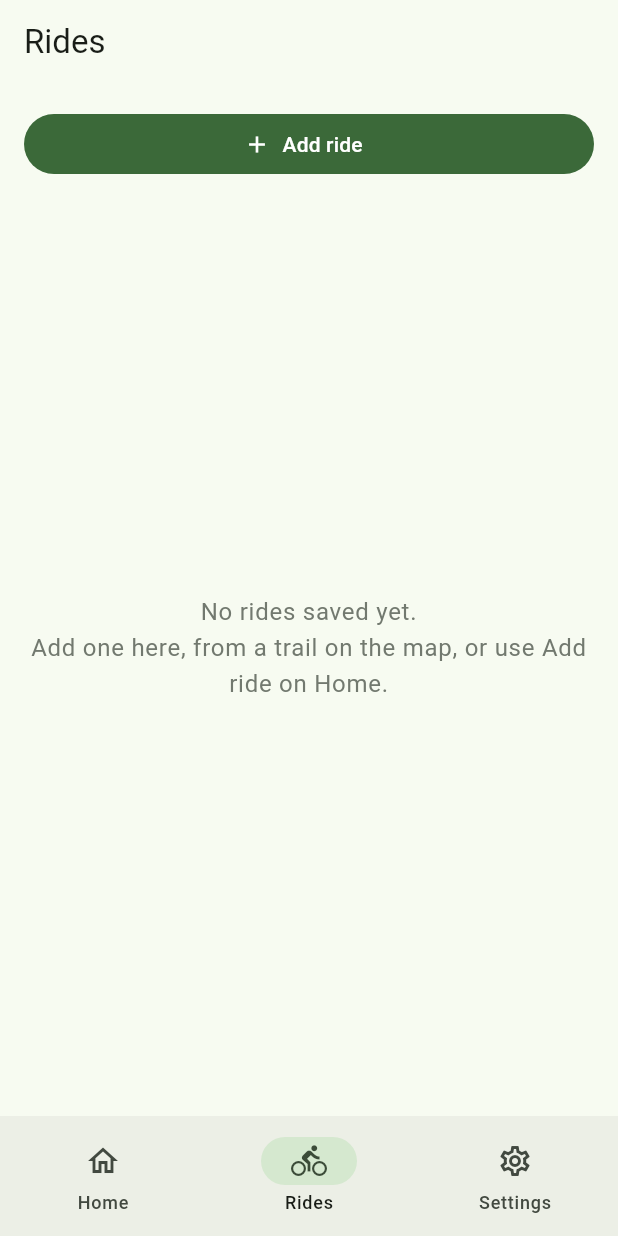
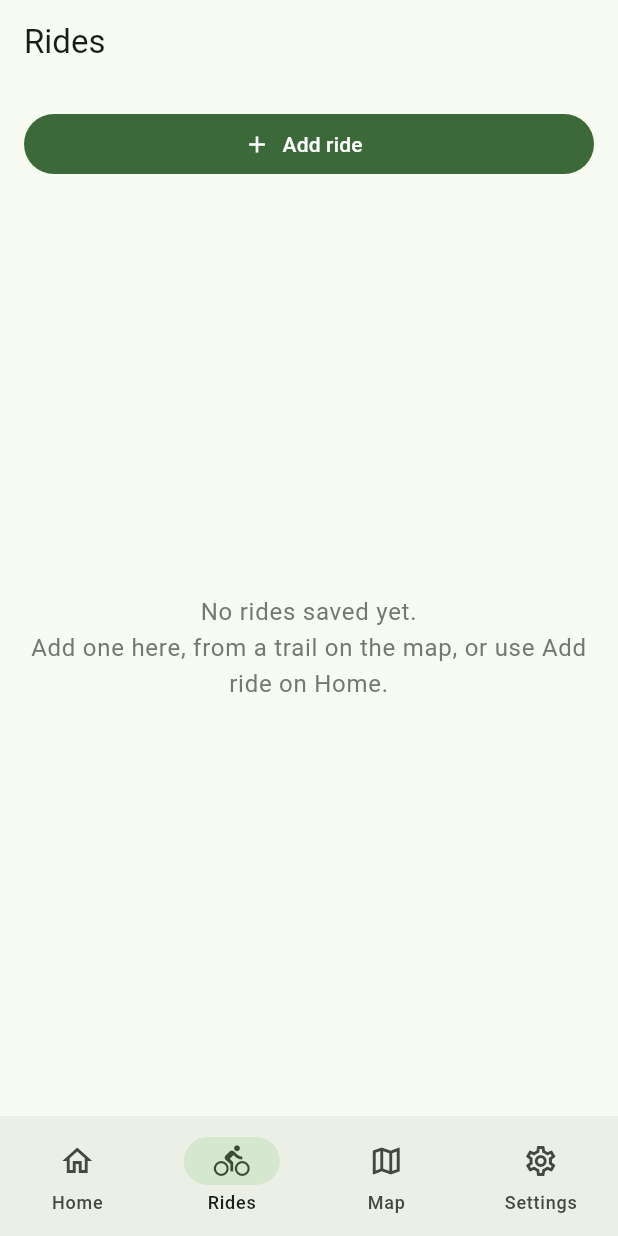
Before and after one commit to David-gor/mtb_app, a Flutter app: the screen it shows after launch, item 2 of the bottom bar chosen, on a phone screen of 412 x 824 dp. Run offline on Flutter 3.47's test engine with Material 3 defaults, Android fonts, the phone set to English and light mode, and no system bars; our stand-ins replace flutter_map, geolocator, latlong2, shared_preferences.

Commit message:
Sync my latest work

```diff
--- a/wildhorizon/lib/main.dart
+++ b/wildhorizon/lib/main.dart
@@ -795,68 +795,6 @@ class _HomeScreenState extends State<HomeScreen> {
     }
   }
 
-  Future<void> _showEditAreaDialog() async {
-    final areaController = TextEditingController(text: _areaName);
-    final radiusController = TextEditingController(
-      text: _radiusMiles.toStringAsFixed(0),
-    );
-
-    final result = await showDialog<(String, double)>(
-      context: context,
-      builder: (context) {
-        return AlertDialog(
-          title: const Text('Edit trail search area'),
-          content: Column(
-            mainAxisSize: MainAxisSize.min,
-            children: [
-              TextField(
-                controller: areaController,
-                decoration: const InputDecoration(
-                  labelText: 'Location',
-                  hintText: 'Example: Fremont Older Preserve, Bay Area',
-                ),
-              ),
-              const SizedBox(height: 12),
-              TextField(
-                controller: radiusController,
-                keyboardType: const TextInputType.numberWithOptions(
-                  decimal: true,
-                ),
-                decoration: const InputDecoration(
-                  labelText: 'Radius (miles)',
-                  hintText: 'Example: 50',
-                ),
-              ),
-            ],
-          ),
-          actions: [
-            TextButton(
-              onPressed: () => Navigator.of(context).pop(),
-              child: const Text('Cancel'),
-            ),
-            FilledButton(
-              onPressed: () {
-                final area = areaController.text.trim();
-                final radius = double.tryParse(radiusController.text.trim());
-                if (area.isNotEmpty && radius != null && radius > 0) {
-                  Navigator.of(context).pop((area, radius));
-                }
-              },
-              child: const Text('Save'),
-            ),
-          ],
-        );
-      },
-    );
-
-    if (result != null) {
-      setState(() {
-        _areaName = result.$1;
-        _radiusMiles = result.$2;
-      });
-      await _loadTrails();
-    }
-  }
 
   Future<void> _loadTrails() async {
     setState(() {
@@ -1019,10 +957,6 @@ out geom;
               leading: const Icon(Icons.place_outlined),
               title: const Text('Trail search area'),
               subtitle: Text('$_areaName ($radiusLabel-mile radius)'),
-              trailing: TextButton(
-                onPressed: _showEditAreaDialog,
-                child: const Text('Edit'),
-              ),
             ),
           ),
           const SizedBox(height: 12),
@@ -1047,81 +981,19 @@ out geom;
             style: Theme.of(context).textTheme.bodySmall,
           ),
           const SizedBox(height: 8),
-          Row(
-            children: [
-              Expanded(
-                child: ElevatedButton.icon(
+          ElevatedButton.icon(
             onPressed: _showAddRideDialog,
             icon: const Icon(Icons.add_road),
             label: const Text('Add ride'),
           ),
-              ),
-              const SizedBox(width: 8),
-              Expanded(
-                child: FilledButton.tonalIcon(
-                  onPressed: _showBrowseTrailsSheet,
-                  icon: const Icon(Icons.list_alt_outlined),
-                  label: const Text('Browse trails'),
-                ),
-              ),
-            ],
-          ),
-          const SizedBox(height: 8),
-          Autocomplete<TrailData>(
-            displayStringForOption: (trail) => trail.name,
-            optionsBuilder: (TextEditingValue value) {
-              final q = value.text.trim().toLowerCase();
-              if (q.isEmpty || _trails.isEmpty) {
-                return const Iterable<TrailData>.empty();
-              }
-              final list = _trails
-                  .where((t) => t.name.toLowerCase().contains(q))
-                  .toList();
-              list.sort(
-                (a, b) =>
-                    a.name.toLowerCase().compareTo(b.name.toLowerCase()),
-              );
-              return list.take(20);
-            },
-            onSelected: (trail) {
-              _focusTrailOnMap(trail);
-              FocusManager.instance.primaryFocus?.unfocus();
-            },
-            fieldViewBuilder:
-                (context, textController, focusNode, onFieldSubmitted) {
-              return TextField(
-                controller: textController,
-                focusNode: focusNode,
-                textInputAction: TextInputAction.search,
-                decoration: InputDecoration(
-                  labelText: 'Search trail on map',
-                  hintText: 'Type name, choose a suggestion, or press search',
-                  border: const OutlineInputBorder(),
-                  prefixIcon: const Icon(Icons.search),
-                  suffixIcon: textController.text.isEmpty
-                      ? null
-                      : IconButton(
-                          tooltip: 'Clear',
-                          icon: const Icon(Icons.clear),
-                          onPressed: () {
-                            textController.clear();
-                            setState(() {});
-                          },
-                        ),
-                ),
-                onChanged: (_) => setState(() {}),
-                onSubmitted: (value) {
-                  _tryFocusTrailFromSearchQuery(value);
-                  FocusManager.instance.primaryFocus?.unfocus();
-                },
-              );
-            },
-          ),
-          const SizedBox(height: 12),
-          Expanded(
-            child: ClipRRect(
-              borderRadius: BorderRadius.circular(12),
-              child: Stack(
+        ],
+      ),
+    );
+  }
+
+  Widget _buildMapTab(BuildContext context, String radiusLabel) {
+    final statusBarH = MediaQuery.of(context).padding.top;
+    return Stack(
       children: [
         FlutterMap(
           mapController: _mapController,
@@ -1151,8 +1023,7 @@ out geom;
           ),
           children: [
             TileLayer(
-                        urlTemplate:
-                            'https://tile.openstreetmap.org/{z}/{x}/{y}.png',
+              urlTemplate: 'https://tile.openstreetmap.org/{z}/{x}/{y}.png',
               userAgentPackageName: 'com.example.wildhorizon',
             ),
             CircleLayer(
@@ -1223,7 +1094,7 @@ out geom;
             ),
           ),
         Positioned(
-                    top: 12,
+          top: statusBarH + 128,
           left: 12,
           child: Card(
             color: Colors.white.withAlpha(230),
@@ -1233,13 +1104,17 @@ out geom;
                 IconButton(
                   onPressed: _zoomIn,
                   tooltip: 'Zoom in',
-                            icon: const Icon(Icons.add),
+                  icon: const Icon(Icons.add, size: 18),
+                  padding: const EdgeInsets.all(6),
+                  constraints: const BoxConstraints(),
                 ),
                 const Divider(height: 1),
                 IconButton(
                   onPressed: _zoomOut,
                   tooltip: 'Zoom out',
-                            icon: const Icon(Icons.remove),
+                  icon: const Icon(Icons.remove, size: 18),
+                  padding: const EdgeInsets.all(6),
+                  constraints: const BoxConstraints(),
                 ),
               ],
             ),
@@ -1248,19 +1123,14 @@ out geom;
         if (_trailCompletionTarget != null)
           Positioned(
             left: 56,
-                      right: 120,
-                      top: 8,
+            right: 8,
+            top: statusBarH + 128,
             child: Material(
               elevation: 4,
               borderRadius: BorderRadius.circular(8),
-                        color: Theme.of(
-                          context,
-                        ).colorScheme.surfaceContainerHighest,
+              color: Theme.of(context).colorScheme.surfaceContainerHighest,
               child: Padding(
-                          padding: const EdgeInsets.symmetric(
-                            horizontal: 8,
-                            vertical: 6,
-                          ),
+                padding: const EdgeInsets.symmetric(horizontal: 8, vertical: 6),
                 child: Row(
                   children: [
                     Icon(
@@ -1276,9 +1146,7 @@ out geom;
                             : 'Go to the start of "${_trailCompletionTarget!.name}"',
                         maxLines: 2,
                         overflow: TextOverflow.ellipsis,
-                                  style: Theme.of(
-                                    context,
-                                  ).textTheme.labelMedium,
+                        style: Theme.of(context).textTheme.labelMedium,
                       ),
                     ),
                     TextButton(
@@ -1291,15 +1159,12 @@ out geom;
             ),
           ),
         Positioned(
-                    top: 12,
+          top: statusBarH + 128,
           right: 12,
           child: Card(
             color: Colors.white.withAlpha(230),
             child: Padding(
-                        padding: const EdgeInsets.symmetric(
-                          horizontal: 10,
-                          vertical: 6,
-                        ),
+              padding: const EdgeInsets.symmetric(horizontal: 10, vertical: 6),
               child: Text(
                 '${_trails.length} bike trails in $radiusLabel-mile radius',
                 style: const TextStyle(fontWeight: FontWeight.w600),
@@ -1332,8 +1197,7 @@ out geom;
                         Padding(
                           padding: const EdgeInsets.only(top: 2),
                           child: Row(
-                                      crossAxisAlignment:
-                                          CrossAxisAlignment.center,
+                            crossAxisAlignment: CrossAxisAlignment.center,
                             children: [
                               _trailDifficultyLegendSwatch(tier),
                               const SizedBox(width: 6),
@@ -1344,39 +1208,205 @@ out geom;
                       Padding(
                         padding: const EdgeInsets.only(top: 4),
                         child: Row(
-                                    crossAxisAlignment:
-                                        CrossAxisAlignment.start,
+                          crossAxisAlignment: CrossAxisAlignment.start,
                           children: [
                             _trailDifficultyLegendSwatch(-1),
                             const SizedBox(width: 6),
-                                      const Expanded(
+                            const Expanded(child: Text('Unrated')),
+                          ],
+                        ),
+                      ),
+                    ],
+                  ),
+                ),
+              ),
+            ),
+          ),
+        ),
+        if (_trailError != null)
+          Positioned(
+            bottom: 8,
+            left: 8,
+            right: 8,
+            child: Card(
+              color: Theme.of(context).colorScheme.errorContainer,
+              child: Padding(
+                padding: const EdgeInsets.all(8),
                 child: Text(
-                                          'Unrated',
-                                        ),
-                                      ),
-                                    ],
-                                  ),
-                                ),
-                              ],
-                            ),
-                          ),
-                        ),
-                      ),
-                    ),
-                  ),
-                ],
-              ),
-            ),
-          ),
-          if (_trailError != null) ...[
-            const SizedBox(height: 8),
-            Text(
                   _trailError!,
                   style: TextStyle(color: Theme.of(context).colorScheme.error),
                 ),
-          ],
-        ],
-      ),
+              ),
+            ),
+          ),
+        Positioned(
+          top: statusBarH + 8,
+          left: 8,
+          right: 8,
+          child: Column(
+            crossAxisAlignment: CrossAxisAlignment.stretch,
+            children: [
+              Row(
+                children: [
+                  Expanded(
+                    child: Material(
+                      elevation: 4,
+                      borderRadius: BorderRadius.circular(28),
+                      color: Theme.of(context).colorScheme.surface,
+                      child: Autocomplete<TrailData>(
+                        displayStringForOption: (trail) => trail.name,
+                        optionsBuilder: (TextEditingValue value) {
+                          final q = value.text.trim().toLowerCase();
+                          if (q.isEmpty || _trails.isEmpty) {
+                            return const Iterable<TrailData>.empty();
+                          }
+                          final list = _trails
+                              .where((t) => t.name.toLowerCase().contains(q))
+                              .toList();
+                          list.sort(
+                            (a, b) => a.name
+                                .toLowerCase()
+                                .compareTo(b.name.toLowerCase()),
+                          );
+                          return list.take(20);
+                        },
+                        onSelected: (trail) {
+                          _focusTrailOnMap(trail);
+                          FocusManager.instance.primaryFocus?.unfocus();
+                        },
+                        fieldViewBuilder: (
+                          context,
+                          textController,
+                          focusNode,
+                          onFieldSubmitted,
+                        ) {
+                          return TextField(
+                            controller: textController,
+                            focusNode: focusNode,
+                            textInputAction: TextInputAction.search,
+                            decoration: InputDecoration(
+                              hintText: 'Search trails...',
+                              border: OutlineInputBorder(
+                                borderRadius: BorderRadius.circular(28),
+                                borderSide: BorderSide.none,
+                              ),
+                              filled: true,
+                              fillColor: Colors.transparent,
+                              prefixIcon: const Icon(Icons.search, size: 18),
+                              suffixIcon: textController.text.isEmpty
+                                  ? null
+                                  : IconButton(
+                                      tooltip: 'Clear',
+                                      icon: const Icon(Icons.clear, size: 16),
+                                      onPressed: () {
+                                        textController.clear();
+                                        setState(() {});
+                                      },
+                                    ),
+                              contentPadding: const EdgeInsets.symmetric(
+                                horizontal: 14,
+                                vertical: 10,
+                              ),
+                            ),
+                            onChanged: (_) => setState(() {}),
+                            onSubmitted: (value) {
+                              _tryFocusTrailFromSearchQuery(value);
+                              FocusManager.instance.primaryFocus?.unfocus();
+                            },
+                          );
+                        },
+                      ),
+                    ),
+                  ),
+                  const SizedBox(width: 8),
+                  FilledButton.icon(
+                    onPressed: _showBrowseTrailsSheet,
+                    icon: const Icon(Icons.list_alt_outlined, size: 16),
+                    label: const Text('Search'),
+                    style: FilledButton.styleFrom(
+                      padding: const EdgeInsets.symmetric(
+                        horizontal: 12,
+                        vertical: 10,
+                      ),
+                      textStyle: const TextStyle(fontSize: 13),
+                      minimumSize: Size.zero,
+                      tapTargetSize: MaterialTapTargetSize.shrinkWrap,
+                    ),
+                  ),
+                ],
+              ),
+              const SizedBox(height: 8),
+              Row(
+                children: [
+                  Material(
+                    elevation: 4,
+                    shape: const CircleBorder(),
+                    color: Theme.of(context).colorScheme.surface,
+                    child: IconButton(
+                      onPressed: _isLoadingTrails ? null : _loadTrails,
+                      icon: const Icon(Icons.refresh, size: 18),
+                      padding: const EdgeInsets.all(8),
+                      constraints: const BoxConstraints(),
+                      tooltip: 'Refresh trails',
+                    ),
+                  ),
+                  const SizedBox(width: 8),
+                  Material(
+                    elevation: 4,
+                    borderRadius: BorderRadius.circular(20),
+                    color: Theme.of(context).colorScheme.surface,
+                    child: Row(
+                      mainAxisSize: MainAxisSize.min,
+                      children: [
+                        IconButton(
+                          onPressed: _radiusMiles > 5
+                              ? () {
+                                  setState(
+                                    () => _radiusMiles =
+                                        (_radiusMiles - 5).clamp(5, 500),
+                                  );
+                                  _loadTrails();
+                                }
+                              : null,
+                          icon: const Icon(Icons.remove, size: 16),
+                          padding: const EdgeInsets.all(8),
+                          constraints: const BoxConstraints(),
+                          tooltip: 'Decrease radius',
+                        ),
+                        Padding(
+                          padding: const EdgeInsets.symmetric(horizontal: 6),
+                          child: Text(
+                            '${_radiusMiles.toStringAsFixed(0)} mi',
+                            style: const TextStyle(
+                              fontWeight: FontWeight.w600,
+                              fontSize: 13,
+                            ),
+                          ),
+                        ),
+                        IconButton(
+                          onPressed: _radiusMiles < 500
+                              ? () {
+                                  setState(
+                                    () => _radiusMiles =
+                                        (_radiusMiles + 5).clamp(5, 500),
+                                  );
+                                  _loadTrails();
+                                }
+                              : null,
+                          icon: const Icon(Icons.add, size: 16),
+                          padding: const EdgeInsets.all(8),
+                          constraints: const BoxConstraints(),
+                          tooltip: 'Increase radius',
+                        ),
+                      ],
+                    ),
+                  ),
+                ],
+              ),
+            ],
+          ),
+        ),
+      ],
     );
   }
 
@@ -1512,15 +1542,16 @@ out geom;
   @override
   Widget build(BuildContext context) {
     final radiusLabel = _radiusMiles.toStringAsFixed(0);
-    const navTitles = ['WildHorizon', 'Rides', 'Settings'];
+    const navTitles = ['WildHorizon', 'Rides', 'Map', 'Settings'];
 
     return Scaffold(
-      appBar: AppBar(title: Text(navTitles[_navIndex])),
+      appBar: _navIndex == 2 ? null : AppBar(title: Text(navTitles[_navIndex])),
       body: IndexedStack(
         index: _navIndex,
         children: [
           _buildHomeTab(context, radiusLabel),
           _buildRidesTab(context),
+          _buildMapTab(context, radiusLabel),
           _buildSettingsTab(context),
         ],
       ),
@@ -1541,6 +1572,11 @@ out geom;
             icon: Icon(Icons.directions_bike_outlined),
             selectedIcon: Icon(Icons.directions_bike),
             label: 'Rides',
+          ),
+          NavigationDestination(
+            icon: Icon(Icons.map_outlined),
+            selectedIcon: Icon(Icons.map),
+            label: 'Map',
           ),
           NavigationDestination(
             icon: Icon(Icons.settings_outlined),
```
Lines whose indentation alone changed are shown as unchanged.
